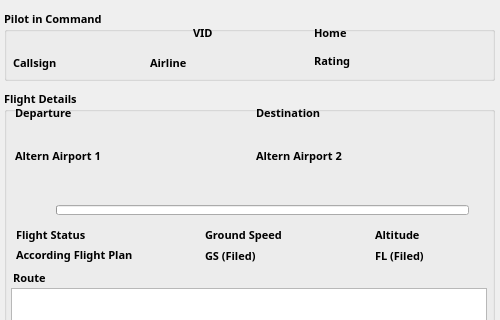
Old version of the form QtUI/PilotInfo_UI.ui in the repository emper0r/IVAO-status; both pictures show x 0 to 500 and y 0 to 320 of the 500 by 560 pixel window.
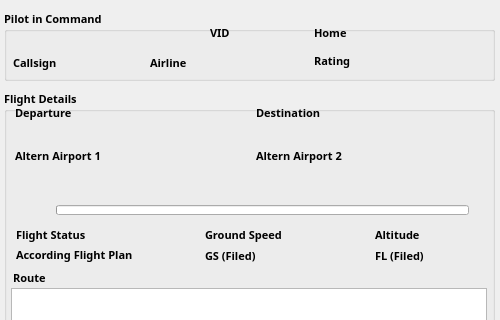
New version of the form.

What changed in the file:
```diff
--- a/QtUI/PilotInfo_UI.ui
+++ b/QtUI/PilotInfo_UI.ui
@@ -74,7 +74,7 @@
    <widget class="QLabel" name="callsign_text">
     <property name="geometry">
      <rect>
-      <x>61</x>
+      <x>70</x>
       <y>53</y>
       <width>51</width>
       <height>20</height>
@@ -764,7 +764,7 @@
    <widget class="QLabel" name="vid_label">
     <property name="geometry">
      <rect>
-      <x>193</x>
+      <x>210</x>
       <y>25</y>
       <width>21</width>
       <height>16</height>
@@ -788,7 +788,7 @@
    <widget class="QLabel" name="vidText">
     <property name="geometry">
      <rect>
-      <x>220</x>
+      <x>237</x>
       <y>25</y>
       <width>61</width>
       <height>16</height>
```
